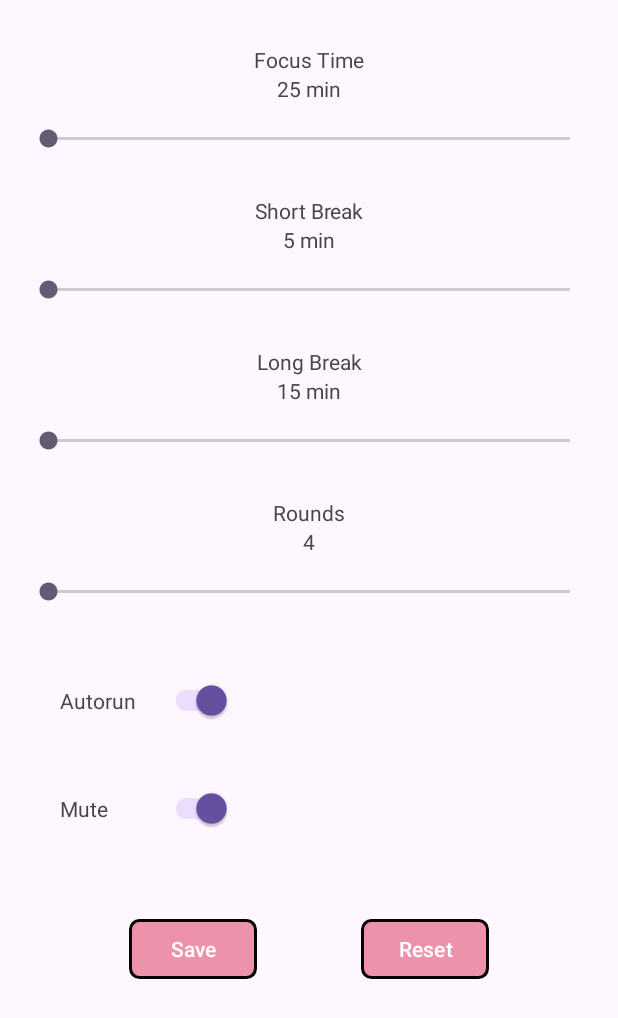
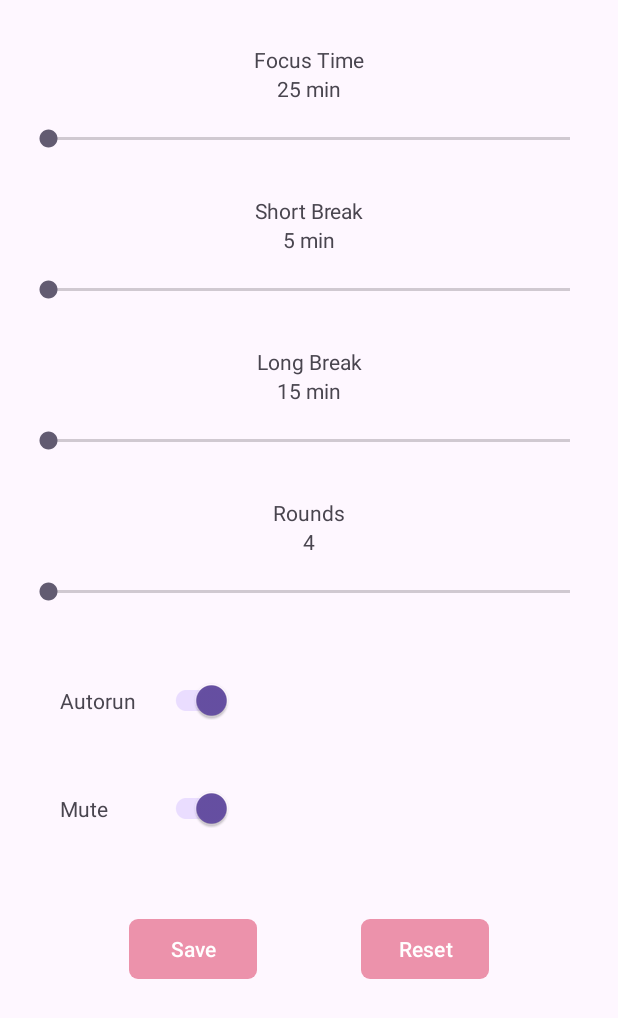
Before and after one commit to Diegowh/KonohaProject, an Android app: the layout fragment_settings.xml on its own in the app's theme, with its tools: preview values and no code run, on a phone screen of 412 x 824 dp. Shown: the top 1018 px of the screen. Run offline under Robolectric (Android 15) with nearby library versions, the phone set to English and light mode, and no system bars.

Commit message:
elimina stroke del drawable

```diff
--- a/app/src/main/res/drawable/btn_settings.xml
+++ b/app/src/main/res/drawable/btn_settings.xml
@@ -4,7 +4,7 @@
 
     <corners android:radius="6dp" />
     <solid android:color="@color/sakura_focus_primary" />
-    <stroke
-        android:width="2dp"
-        android:color="@android:color/black"/>
+<!--    <stroke-->
+<!--        android:width="2dp"-->
+<!--        android:color="@android:color/black"/>-->
 </shape>
```
